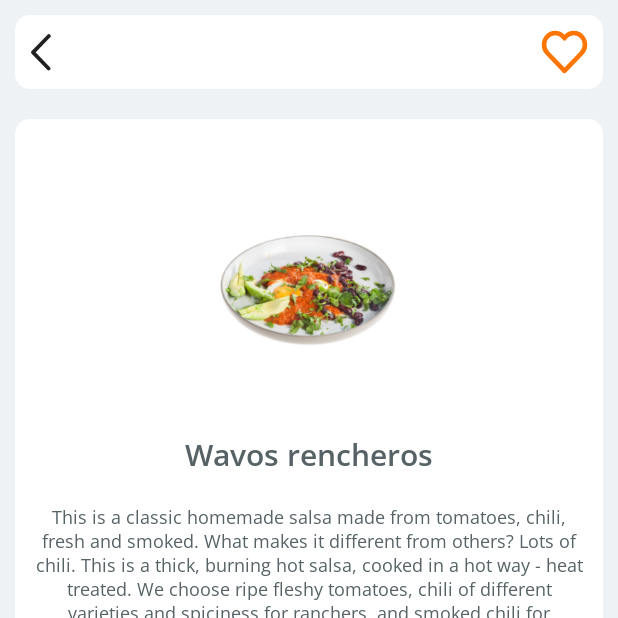
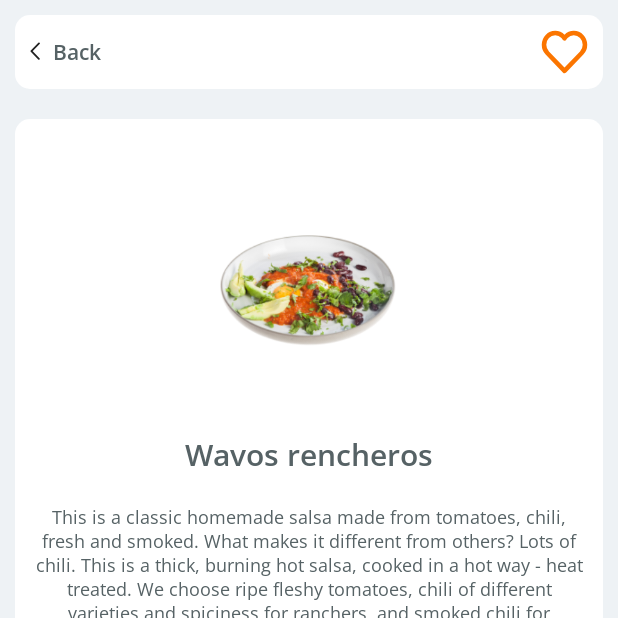
Before and after one commit to prashant17d97/Food_Delivery, an Android app built with Jetpack Compose: the ItemPage screen opened through its navigation route, on a phone screen of 412 x 824 dp, the top half of it. Run offline under Robolectric (Android 15) with nearby library versions, the phone set to English and light mode, and no system bars; our stand-ins replace constraintlayout-compose; libraries missing offline, so code that uses them is left out: com.gowtham.ratingbar; 2 statements that could not run were skipped.

Commit message:
Updated the back button

```diff
--- a/app/src/main/java/com/prashant/fooddelivery/ui/ItemPage.kt
+++ b/app/src/main/java/com/prashant/fooddelivery/ui/ItemPage.kt
@@ -5,15 +5,19 @@ import androidx.compose.foundation.*
 import androidx.compose.foundation.interaction.MutableInteractionSource
 import androidx.compose.foundation.layout.*
 import androidx.compose.foundation.lazy.LazyRow
+import androidx.compose.foundation.text.InlineTextContent
+import androidx.compose.foundation.text.appendInlineContent
 import androidx.compose.material.*
 import androidx.compose.runtime.*
 import androidx.compose.runtime.saveable.rememberSaveable
 import androidx.compose.ui.Alignment
 import androidx.compose.ui.Modifier
-import androidx.compose.ui.graphics.Color
 import androidx.compose.ui.res.colorResource
 import androidx.compose.ui.res.painterResource
 import androidx.compose.ui.res.stringResource
+import androidx.compose.ui.text.Placeholder
+import androidx.compose.ui.text.PlaceholderVerticalAlign
+import androidx.compose.ui.text.buildAnnotatedString
 import androidx.compose.ui.text.font.FontWeight
 import androidx.compose.ui.text.style.TextAlign
 import androidx.compose.ui.tooling.preview.Preview
@@ -85,13 +89,51 @@ fun ItemPage(navController: NavController) {
                     .fillMaxWidth()
                     .padding(10.dp)
             ) {
-                Icon(
-                    painter = painterResource(id = R.drawable.ic_back),
-                    contentDescription = "",
-                    modifier = Modifier.clickable(
-                        onClick = { navController.popBackStack() }
+                val myId = "inlineContent"
+                val text = buildAnnotatedString {
+                    appendInlineContent(myId, "[icon]")
+                    append(" Back")
+
+                }
+
+                val inlineContent = mapOf(
+                    Pair(
+                        // This tells the [CoreText] to replace the placeholder string "[icon]" by
+                        // the composable given in the [InlineTextContent] object.
+                        myId,
+                        InlineTextContent(
+                            // Placeholder tells text layout the expected size and vertical alignment of
+                            // children composable.
+                            Placeholder(
+                                width = 12.sp,
+                                height = 12.sp,
+                                placeholderVerticalAlign = PlaceholderVerticalAlign.AboveBaseline
+                            )
+                        ) {
+                            // This Icon will fill maximum size, which is specified by the [Placeholder]
+                            // above. Notice the width and height in [Placeholder] are specified in TextUnit,
+                            // and are converted into pixel by text layout.
+
+                            Icon(painterResource(id = R.drawable.ic_back), "")
+                        }
                     )
                 )
+
+                Text(
+                    text = text,
+                    modifier = Modifier
+                        .width(100.dp)
+                        .clickable(
+                            onClick = { navController.popBackStack() }
+                        ),
+                    style = MaterialTheme.typography.body1.copy(
+                        color = colorResource(id = R.color.text_color),
+                        fontWeight = FontWeight.SemiBold
+                    ),
+                    inlineContent = inlineContent,
+                    textAlign = TextAlign.Start
+                )
+
                 Icon(
                     modifier = Modifier.clickable(
                         interactionSource = remember { MutableInteractionSource() },
@@ -282,9 +324,12 @@ fun ItemPage(navController: NavController) {
                 horizontalArrangement = Arrangement.SpaceBetween
             ) {
                 items(count = restaurants.size, itemContent = { index ->
-                    RestaurantDishCard(restaurants[index], isBottomRowRequire = true, onCardClick = {
-                        navController.navigate(Screens.ItemPage.route)
-                    })
+                    RestaurantDishCard(
+                        restaurants[index],
+                        isBottomRowRequire = true,
+                        onCardClick = {
+                            navController.navigate(Screens.ItemPage.route)
+                        })
                 })
             }
             Spacer(modifier = Modifier.height(10.dp))
```
Also changed, not shown: app/src/main/java/com/prashant/fooddelivery/ui/restaurant/RestaurantsPage.kt (+68 -11 lines).
